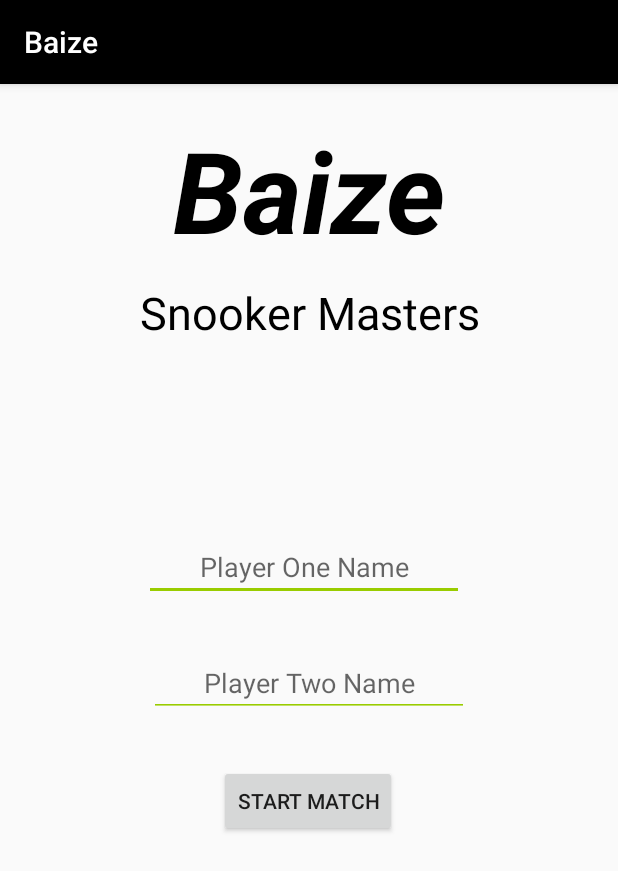
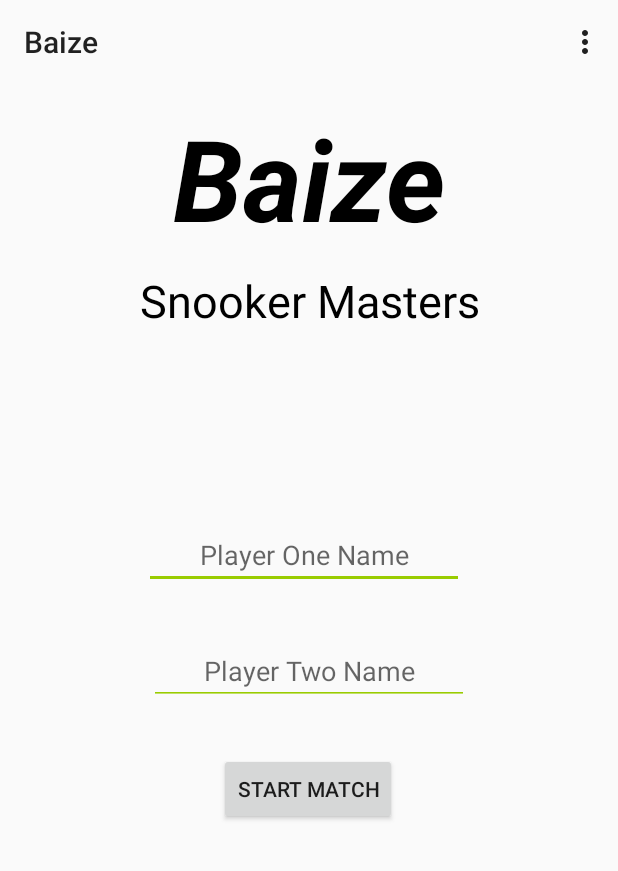
Before and after one commit to jasonlindsay87/SnookerScoreboard, an Android app: the screen it shows after launch (HomeActivity), on a phone screen of 412 x 824 dp. Shown: the top 871 px of the screen. Run offline under Robolectric (Android 15) with nearby library versions, the phone set to English and light mode, and no system bars.

Commit message:
from work

```diff
--- a/app/build.gradle
+++ b/app/build.gradle
@@ -33,4 +33,5 @@ dependencies {
     androidTestImplementation 'androidx.test.espresso:espresso-core:3.2.0'
     implementation 'androidx.recyclerview:recyclerview:1.0.0'
     implementation 'com.google.android.material:material:1.1.0'
+    implementation 'com.android.support:appcompat-v7:28.0.0'
 }
--- a/app/src/main/AndroidManifest.xml
+++ b/app/src/main/AndroidManifest.xml
@@ -8,14 +8,15 @@
         android:label="@string/app_name"
         android:roundIcon="@mipmap/ic_launcher_round"
         android:supportsRtl="true"
-        android:theme="@style/AppTheme">
+        android:theme="@style/Theme.AppCompat.Light.NoActionBar">
         <activity android:name=".ScoreboardActivity"
             android:parentActivityName=".HomeActivity">
             <meta-data
                 android:name="android.support.PARENT_ACTIVITY"
                 android:value=".HomeActivity" />
         </activity>
-        <activity android:name=".HomeActivity" />
+        <activity android:name=".HomeActivity"
+            />
         <activity
             android:name=".MainActivity"
             android:theme="@style/Splash">
--- a/app/src/main/java/com/e/baize/HomeActivity.java
+++ b/app/src/main/java/com/e/baize/HomeActivity.java
@@ -1,16 +1,24 @@
 package com.e.baize;
-
-import androidx.appcompat.app.AppCompatActivity;
+import androidx.annotation.RequiresApi;
 import android.content.Intent;
+import android.os.Build;
 import android.os.Bundle;
+import android.view.Menu;
+import android.view.MenuInflater;
+import android.view.MenuItem;
 import android.view.View;
 import android.widget.EditText;
+import androidx.appcompat.widget.Toolbar;
+import androidx.appcompat.app.AppCompatActivity;
 
 public class HomeActivity extends AppCompatActivity {
+    @RequiresApi(api = Build.VERSION_CODES.LOLLIPOP)
     @Override
     protected void onCreate(Bundle savedInstanceState) {
         super.onCreate(savedInstanceState);
         setContentView(R.layout.activity_home);
+        Toolbar homeBar = (Toolbar) findViewById(R.id.homeToolbar);
+        setSupportActionBar(homeBar);
     }
 
     public void sendMessage(View view) {
@@ -37,4 +45,14 @@ public class HomeActivity extends AppCompatActivity {
         Intent.putExtra("sP2name", sP2Name);
         startActivity(Intent);
     }
+
+    @Override
+    public boolean onCreateOptionsMenu(Menu menu) {
+        MenuInflater inflater = getMenuInflater();
+        inflater.inflate(R.menu.home_menu, menu);
+
+        return super.onCreateOptionsMenu(menu);
+    }
+
+
 }
--- a/app/src/main/res/layout/activity_home.xml
+++ b/app/src/main/res/layout/activity_home.xml
@@ -8,9 +8,9 @@
 
     <TextView
         android:id="@+id/banner"
-        android:layout_width="0dp"
+        android:layout_width="fill_parent"
         android:layout_height="100dp"
-        android:layout_marginTop="20dp"
+        android:layout_marginTop="68dp"
         android:fontFamily="sans-serif"
         android:text="@string/app_name"
         android:textAlignment="center"
@@ -25,11 +25,12 @@
 
     <TextView
         android:id="@+id/welcomeMessage"
-        android:layout_width="283dp"
+        android:layout_width="fill_parent"
         android:layout_height="45dp"
         android:layout_marginTop="10dp"
         android:gravity="center"
         android:text="@string/welcome_header"
+        android:textAlignment="center"
         android:textColor="@color/colorBlack"
         android:textSize="30sp"
         app:layout_constraintEnd_toEndOf="parent"
@@ -79,4 +80,15 @@
         app:layout_constraintHorizontal_bias="0.498"
         app:layout_constraintStart_toStartOf="parent"
         app:layout_constraintTop_toBottomOf="@+id/p2name" />
+
+    <androidx.appcompat.widget.Toolbar
+        android:id="@+id/homeToolbar"
+        android:layout_width="match_parent"
+        android:layout_height="?attr/actionBarSize"
+        android:minHeight="?attr/actionBarSize"
+        android:elevation="4dp"
+        android:theme="@style/ThemeOverlay.AppCompat.ActionBar"
+        app:popupTheme="@style/ThemeOverlay.AppCompat.Light"
+        app:layout_constraintTop_toTopOf="parent" />
+
 </androidx.constraintlayout.widget.ConstraintLayout>
--- a/app/src/main/res/layout/activity_scoreboard.xml
+++ b/app/src/main/res/layout/activity_scoreboard.xml
@@ -180,6 +180,8 @@
         app:layout_constraintEnd_toEndOf="parent"
         app:layout_constraintHorizontal_bias="0.5"
         app:layout_constraintStart_toStartOf="parent"
-        app:layout_constraintTop_toBottomOf="@+id/bUndo" />
+        app:layout_constraintTop_toBottomOf="@+id/bUndo" >
+
+    </FrameLayout>
 
 </androidx.constraintlayout.widget.ConstraintLayout>
--- /dev/null
+++ b/app/src/main/res/menu/home_menu.xml
@@ -0,0 +1,18 @@
+<?xml version="1.0" encoding="utf-8"?>
+<menu xmlns:android="http://schemas.android.com/apk/res/android"
+    xmlns:app="http://schemas.android.com/apk/res-auto">
+
+    <item
+        android:id="@+id/options"
+        android:title="Options"
+        android:orderInCategory="101"
+        app:showAsAction="never">
+    </item>
+    <item
+        android:id="@+id/about"
+        android:title="Help"
+        android:orderInCategory="101"
+        app:showAsAction="never">
+
+    </item>
+</menu>
--- a/app/src/main/res/values/strings.xml
+++ b/app/src/main/res/values/strings.xml
@@ -7,4 +7,5 @@
     <string name="vs">vs</string>
     <string name="Undo">Undo</string>
     <string name="TextView">TextView</string>
+    <string name="Settings">Settings</string>
 </resources>
```
